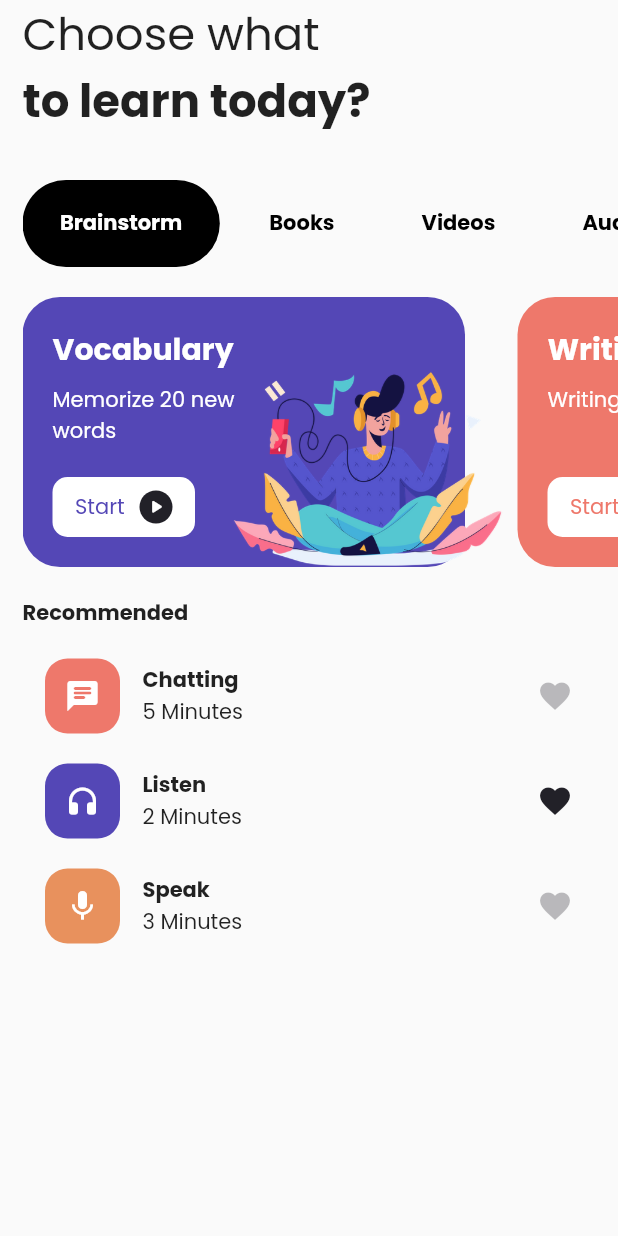
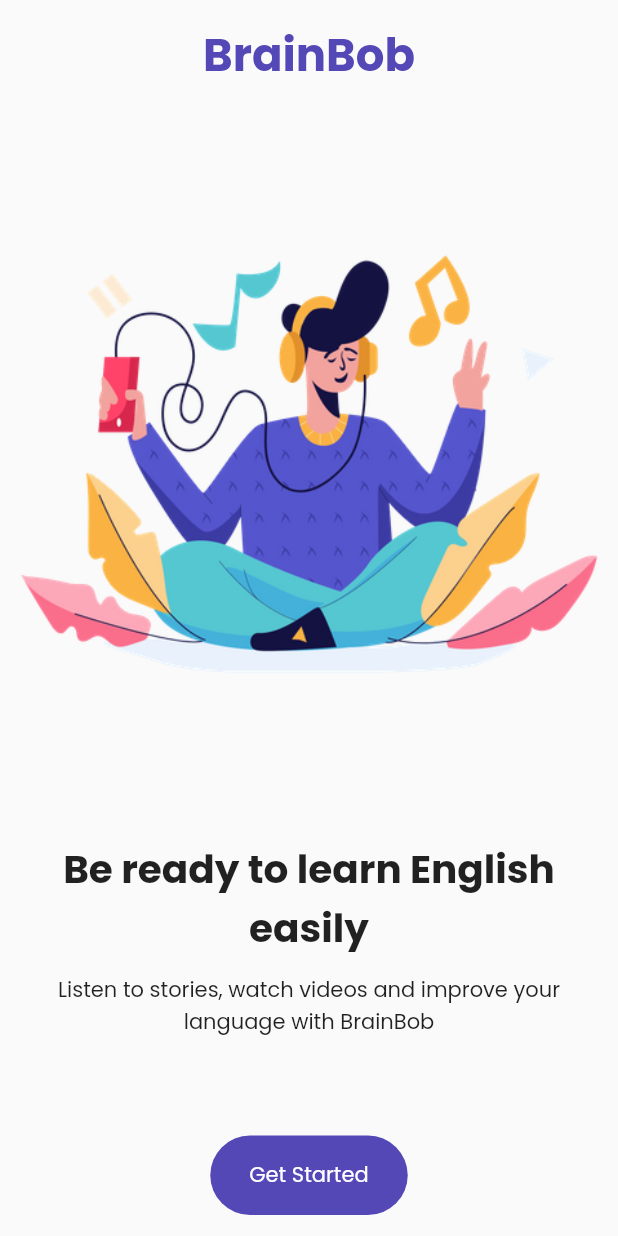
Before and after one commit to adityaramadhani050/learn-english-app, a Flutter app: the screen it shows after launch, on a phone screen of 412 x 824 dp. Run offline on Flutter 3.47's test engine with Material 2 defaults, Android fonts, the phone set to English and light mode, and no system bars.

Commit message:
add login screen

```diff
--- a/lib/main.dart
+++ b/lib/main.dart
@@ -1,5 +1,6 @@
 import 'package:flutter/material.dart';
-import 'package:learn_english_app/pages/home_page.dart';
+import 'package:learn_english_app/pages/home_screen.dart';
+import 'package:learn_english_app/pages/login_screen.dart';
 
 void main() {
   runApp(const MyApp());
@@ -14,7 +15,11 @@ class MyApp extends StatelessWidget {
       title: 'Lear English App',
       theme: ThemeData(fontFamily: 'Poppins'),
       debugShowCheckedModeBanner: false,
-      home: const MyHomePage(),
+      initialRoute: '/',
+      routes: {
+        '/': (context) => const LoginScreen(),
+        '/homeScreen': (context) => const HomeScreen(),
+      },
     );
   }
 }
--- a/lib/pages/home_page.dart
+++ b/lib/pages/home_screen.dart
@@ -6,14 +6,14 @@ import 'package:learn_english_app/widgets/categories.dart';
 import 'package:learn_english_app/widgets/lessons.dart';
 import 'package:learn_english_app/widgets/product_card.dart';
 
-class MyHomePage extends StatefulWidget {
-  const MyHomePage({Key? key}) : super(key: key);
+class HomeScreen extends StatefulWidget {
+  const HomeScreen({Key? key}) : super(key: key);
 
   @override
-  State<MyHomePage> createState() => _MyHomePageState();
+  State<HomeScreen> createState() => _HomeScreenState();
 }
 
-class _MyHomePageState extends State<MyHomePage> {
+class _HomeScreenState extends State<HomeScreen> {
   final List<String> categories = ['Brainstorm', 'Books', 'Videos', 'Audio'];
   int _selectedIndex = 0;
 
--- /dev/null
+++ b/lib/pages/login_screen.dart
@@ -0,0 +1,80 @@
+import 'package:flutter/material.dart';
+import 'package:flutter/painting.dart';
+import 'package:learn_english_app/constant.dart';
+
+class LoginScreen extends StatelessWidget {
+  const LoginScreen({Key? key}) : super(key: key);
+
+  @override
+  Widget build(BuildContext context) {
+    return SafeArea(
+      child: Scaffold(
+        body: Padding(
+          padding: const EdgeInsets.symmetric(
+            horizontal: 12,
+            vertical: 14,
+          ),
+          child: Column(
+            children: [
+              const Text(
+                'BrainBob',
+                style: TextStyle(
+                  color: purple,
+                  fontWeight: FontWeight.bold,
+                  fontSize: 30,
+                ),
+              ),
+              Expanded(
+                flex: 2,
+                child: Image.asset('assets/images/boy-listening-music.png'),
+              ),
+              Expanded(
+                child: Column(
+                  mainAxisAlignment: MainAxisAlignment.spaceBetween,
+                  children: [
+                    Column(
+                      children: const [
+                        Text(
+                          'Be ready to learn English easily',
+                          textAlign: TextAlign.center,
+                          style: TextStyle(
+                            fontWeight: FontWeight.bold,
+                            fontSize: 26,
+                          ),
+                        ),
+                        SizedBox(
+                          height: 12,
+                        ),
+                        Text(
+                          'Listen to stories, watch videos and improve your language with BrainBob',
+                          textAlign: TextAlign.center,
+                        ),
+                      ],
+                    ),
+                    ElevatedButton(
+                      onPressed: () {
+                        Navigator.pushReplacementNamed(context, '/homeScreen');
+                      },
+                      child: const Text('Get Started'),
+                      style: ButtonStyle(
+                        backgroundColor: MaterialStateProperty.all(purple),
+                        shape: MaterialStateProperty.all(const StadiumBorder()),
+                        elevation: MaterialStateProperty.all(0),
+                        padding: MaterialStateProperty.all(
+                          const EdgeInsets.symmetric(
+                            horizontal: 26,
+                            vertical: 16,
+                          ),
+                        ),
+                      ),
+                    ),
+                  ],
+                ),
+              ),
+            ],
+          ),
+        ),
+      ),
+    );
+  }
+}
```
Also changed, not shown: pubspec.lock.
